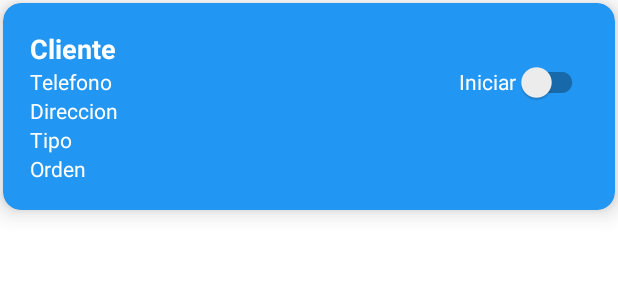
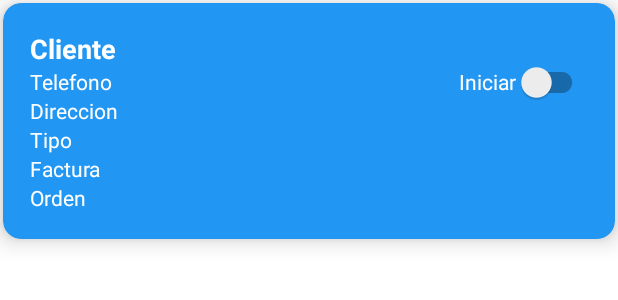
Before and after one commit to eliato/appandroid, an Android app: the layout item_data.xml on its own in the app's theme, with its tools: preview values and no code run, on a phone screen of 412 x 824 dp. Shown: the top 300 px of the screen. Run offline under Robolectric (Android 15) with nearby library versions, the phone set to English and light mode, and no system bars.

Commit message:
add preff and card number invoice

```diff
--- a/app/src/main/java/com/example/myapp/AdapterData.kt
+++ b/app/src/main/java/com/example/myapp/AdapterData.kt
@@ -37,6 +37,7 @@ class AdapterData(private val exampleList: List<GetData>,val context: Context) :
         holder.textView3.text = currentItem.dir_direccion
         holder.textView4.text = currentItem.mt_motivo
         holder.textView5.text = "Orden: "+currentItem.rt_orden.toString()
+        holder.textView6.text = "Factura: "+currentItem.factura
 
         holder.itemView.setOnClickListener {
             //context.startActivity(Intent(context, ActivityWeb::class.java))
@@ -65,6 +66,7 @@ class AdapterData(private val exampleList: List<GetData>,val context: Context) :
                 preffs.saveMo_nombre(exampleList[position].mo_nombre)
                 preffs.saveMo_telefono(exampleList[position].mo_telefono)
                 preffs.saveVh_placa(exampleList[position].vh_placa)
+                preffs.saveFactura(exampleList[position].factura)
 
                 (context as ViewMain).locationupdates()
 
@@ -84,6 +86,7 @@ class AdapterData(private val exampleList: List<GetData>,val context: Context) :
         val textView2: TextView = itemView.findViewById(R.id.telefono)
         val textView3: TextView = itemView.findViewById(R.id.direccion)
         val textView4: TextView = itemView.findViewById(R.id.tipo)
+        val textView6: TextView = itemView.findViewById(R.id.factura)
         val textView5: TextView = itemView.findViewById(R.id.orden)
         var switchValue = itemView.findViewById<SwitchCompat>(R.id.startEnd)
 
--- a/app/src/main/java/com/example/myapp/Model/GetData.kt
+++ b/app/src/main/java/com/example/myapp/Model/GetData.kt
@@ -20,5 +20,6 @@ data class GetData (
       var dm_codigo: String,
       var mo_nombre:String,
       var mo_telefono:String,
-      var vh_placa:String
+      var vh_placa:String,
+      var factura:String
 )
--- a/app/src/main/java/com/example/myapp/Prefs.kt
+++ b/app/src/main/java/com/example/myapp/Prefs.kt
@@ -13,6 +13,8 @@ class Prefs(val context:Context) {
     val SHARED_MO_NOMBRE = "mo_nombre"
     val SHARED_MO_TELEFONO = "mo_telefono"
     val SHARED_VH_PLACA = "vh_placa"
+    val SHARED_FACTURA = "factura"
+
 
     val storage = context.getSharedPreferences(SHARED_NAME, 0)
 
@@ -58,6 +60,10 @@ class Prefs(val context:Context) {
     }
     fun getVh_placa():String= storage.getString(SHARED_VH_PLACA,"")!!
 
+    fun saveFactura(factura:String){
+        storage.edit().putString(SHARED_FACTURA,factura).apply()
+    }
+    fun getFactura():String= storage.getString(SHARED_FACTURA,"")!!
 
     fun wipe(){
         storage.edit().clear().apply()
--- a/app/src/main/java/com/example/myapp/ViewMain.kt
+++ b/app/src/main/java/com/example/myapp/ViewMain.kt
@@ -340,7 +340,7 @@ class ViewMain : AppCompatActivity(), MultiplePermissionsListener, LocationListe
             "telefono_moto" to mo_telefono
 
         )
-        Log.e("codigo md", "$dm_codigo")
+        //Log.e("codigo md", "$dm_codigo")
 
         db.collection("motos")
             .document("$dm_codigo")
--- a/app/src/main/res/layout/item_data.xml
+++ b/app/src/main/res/layout/item_data.xml
@@ -55,10 +55,17 @@
             android:text="Tipo"
             android:textColor="@android:color/white"/>
         <TextView
+            android:id="@+id/factura"
+            android:layout_width="wrap_content"
+            android:layout_height="wrap_content"
+            android:layout_below="@id/tipo"
+            android:text="Factura"
+            android:textColor="@android:color/white"/>
+        <TextView
             android:id="@+id/orden"
             android:layout_width="wrap_content"
             android:layout_height="wrap_content"
-            android:layout_below="@+id/tipo"
+            android:layout_below="@+id/factura"
             android:text="Orden"
             android:textColor="@android:color/white"/>
 
```
